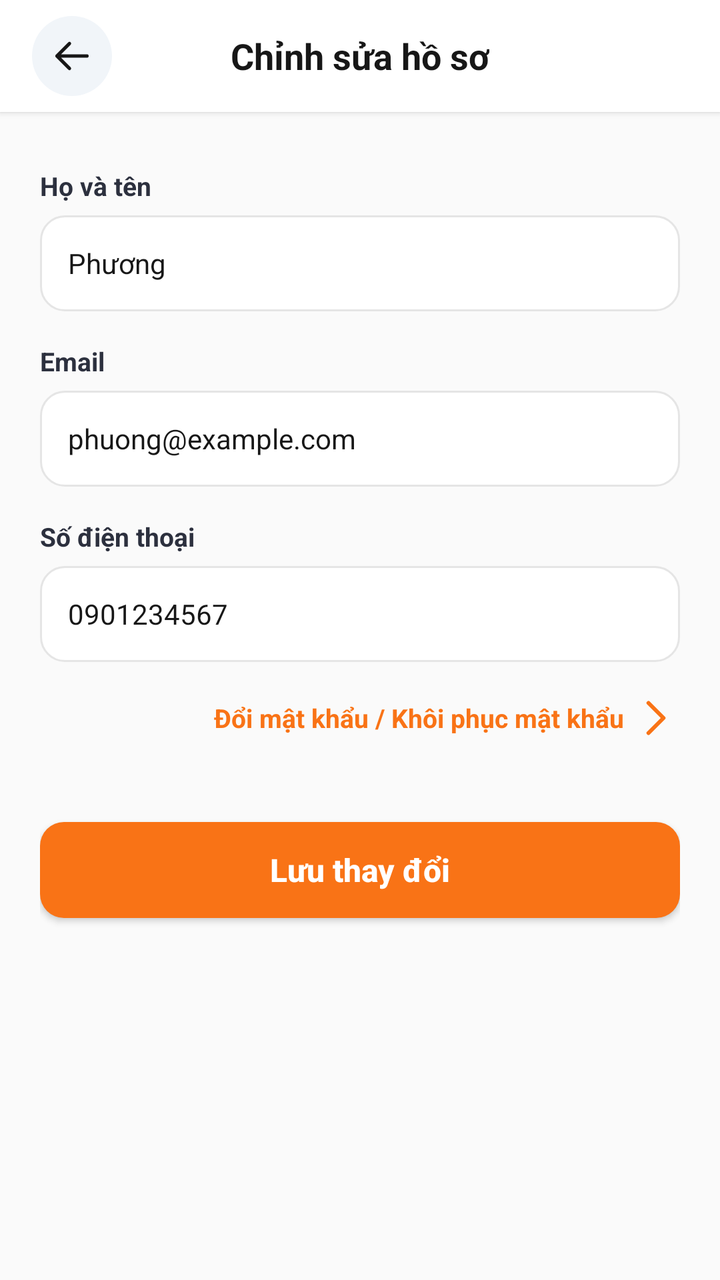
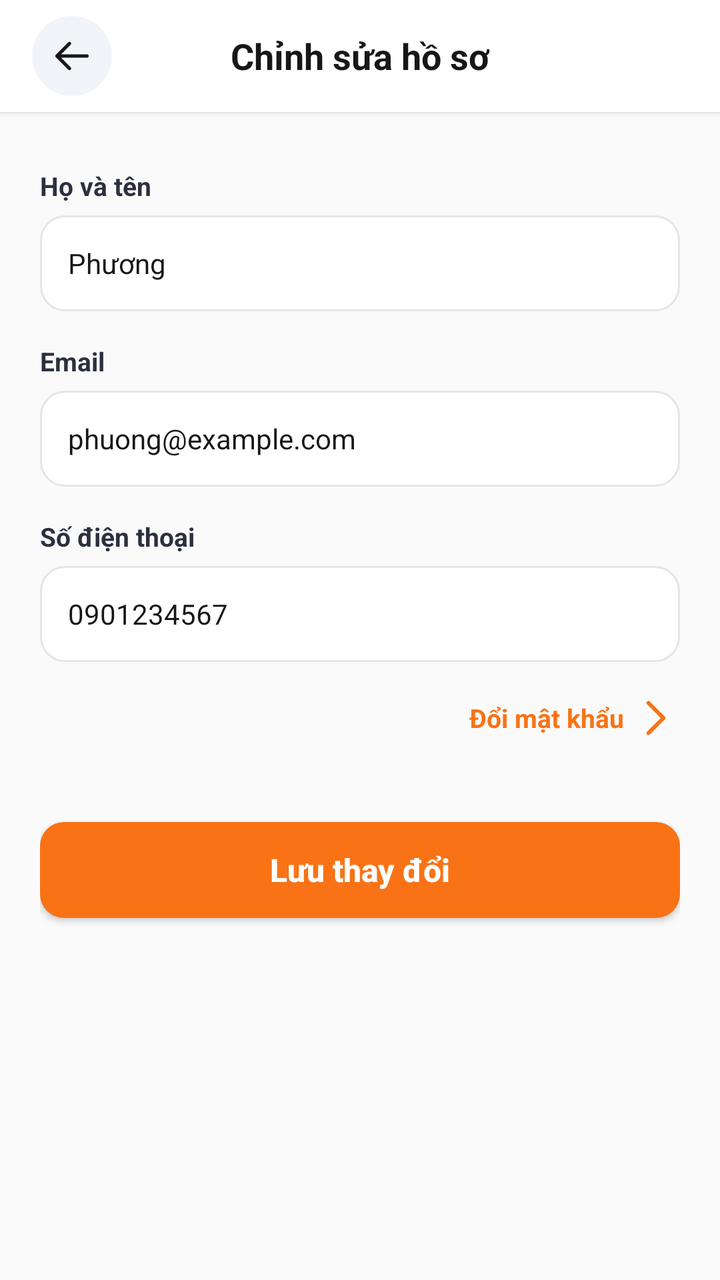

Screens rendered from an Android XML layout before and after an edit, with the pre-edit source and the edit as a unified diff.
<!-- AndroidManifest.xml: application theme Theme.Unieats -->
<!-- res/layout/activity_edit_profile.xml -->
<?xml version="1.0" encoding="utf-8"?>
<LinearLayout xmlns:android="http://schemas.android.com/apk/res/android"
    xmlns:app="http://schemas.android.com/apk/res-auto"
    xmlns:tools="http://schemas.android.com/tools"
    android:id="@+id/main"
    android:layout_width="match_parent"
    android:layout_height="match_parent"
    android:background="@color/canvas"
    android:orientation="vertical"
    tools:context=".activities.profiles.EditProfileActivity">

    
    <RelativeLayout
        android:layout_width="match_parent"
        android:layout_height="56dp"
        android:background="@color/neutral_0"
        android:elevation="2dp"
        android:paddingHorizontal="16dp">

        <ImageView
            android:id="@+id/tvBack"
            android:layout_width="40dp"
            android:layout_height="40dp"
            android:layout_alignParentStart="true"
            android:layout_centerVertical="true"
            android:background="@drawable/bg_circle_orange"
            android:backgroundTint="#F1F5F9"
            android:clickable="true"
            android:focusable="true"
            android:padding="10dp"
            android:src="@drawable/ic_arrow_left"
            app:tint="@color/neutral_900" />

        <TextView
            android:id="@+id/tvHeaderTitle"
            android:layout_width="wrap_content"
            android:layout_height="wrap_content"
            android:layout_centerInParent="true"
            android:text="Chỉnh sửa hồ sơ"
            android:textColor="@color/neutral_900"
            android:textSize="18sp"
            android:textStyle="bold" />
    </RelativeLayout>

    <ScrollView
        android:layout_width="match_parent"
        android:layout_height="match_parent"
        android:fillViewport="true">

        <LinearLayout
            android:layout_width="match_parent"
            android:layout_height="wrap_content"
            android:orientation="vertical"
            android:padding="20dp">

            
            <TextView
                android:layout_width="wrap_content"
                android:layout_height="wrap_content"
                android:layout_marginTop="8dp"
                android:layout_marginBottom="6dp"
                android:text="Họ và tên"
                android:textColor="@color/dark_700"
                android:textSize="13sp"
                android:textStyle="bold" />

            <EditText
                android:id="@+id/etName"
                android:layout_width="match_parent"
                android:layout_height="48dp"
                android:background="@drawable/bg_input_field"
                android:hint="Nhập họ tên"
                android:inputType="textPersonName"
                android:paddingHorizontal="14dp"
                android:singleLine="true"
                android:text="Phương"
                android:textColor="@color/neutral_900"
                android:textSize="14sp" />

            
            <TextView
                android:layout_width="wrap_content"
                android:layout_height="wrap_content"
                android:layout_marginTop="16dp"
                android:layout_marginBottom="6dp"
                android:text="Email"
                android:textColor="@color/dark_700"
                android:textSize="13sp"
                android:textStyle="bold" />

            <EditText
                android:id="@+id/etEmail"
                android:layout_width="match_parent"
                android:layout_height="48dp"
                android:background="@drawable/bg_input_field"
                android:hint="Nhập email"
                android:inputType="textEmailAddress"
                android:paddingHorizontal="14dp"
                android:singleLine="true"
                android:text="phuong@example.com"
                android:textColor="@color/neutral_900"
                android:textSize="14sp" />

            
            <TextView
                android:layout_width="wrap_content"
                android:layout_height="wrap_content"
                android:layout_marginTop="16dp"
                android:layout_marginBottom="6dp"
                android:text="Số điện thoại"
                android:textColor="@color/dark_700"
                android:textSize="13sp"
                android:textStyle="bold" />

            <EditText
                android:id="@+id/etPhone"
                android:layout_width="match_parent"
                android:layout_height="48dp"
                android:background="@drawable/bg_input_field"
                android:hint="Nhập số điện thoại"
                android:inputType="phone"
                android:paddingHorizontal="14dp"
                android:singleLine="true"
                android:text="0901234567"
                android:textColor="@color/neutral_900"
                android:textSize="14sp" />

            
            <TextView
                android:id="@+id/tvChangePassword"
                android:layout_width="wrap_content"
                android:layout_height="wrap_content"
                android:layout_gravity="end"
                android:layout_marginTop="16dp"
                android:layout_marginBottom="24dp"
                android:clickable="true"
                android:focusable="true"
                android:gravity="center_vertical"
                android:text="Đổi mật khẩu / Khôi phục mật khẩu"
                android:textColor="@color/orange_500"
                android:textSize="13sp"
                android:textStyle="bold"
                app:drawableEndCompat="@drawable/ic_chevron_right"
                app:drawableTint="@color/orange_500"
                android:drawablePadding="4dp" />

            
            <androidx.appcompat.widget.AppCompatButton
                android:id="@+id/btnSave"
                android:layout_width="match_parent"
                android:layout_height="48dp"
                android:layout_marginTop="16dp"
                android:background="@drawable/bg_button_orange"
                android:text="Lưu thay đổi"
                android:textAllCaps="false"
                android:textColor="@color/neutral_0"
                android:textSize="16sp"
                android:textStyle="bold" />

        </LinearLayout>
    </ScrollView>
</LinearLayout>
<!-- resources referenced by this layout -->
<resources>
  <color name="canvas">@color/neutral_50</color>
  <color name="dark_700">#2C303E</color>
  <color name="neutral_0">#FFFFFF</color>
  <color name="neutral_900">#171717</color>
  <color name="orange_500">#F97316</color>
  <!-- drawable bg_button_orange (drawable) -->
  <?xml version="1.0" encoding="utf-8"?>
  <shape xmlns:android="http://schemas.android.com/apk/res/android"
      android:shape="rectangle">
      <solid android:color="@color/orange_500" />
      <corners android:radius="12dp" />
  </shape>
  <!-- drawable bg_circle_orange (drawable) -->
  <?xml version="1.0" encoding="utf-8"?>
  <shape xmlns:android="http://schemas.android.com/apk/res/android"
      android:shape="oval">
      <solid android:color="@color/orange_500" />
  </shape>
  <!-- drawable bg_input_field (drawable) -->
  <?xml version="1.0" encoding="utf-8"?>
  <shape xmlns:android="http://schemas.android.com/apk/res/android"
      android:shape="rectangle">
      <solid android:color="@color/neutral_0" />
      <stroke
          android:width="1dp"
          android:color="@color/neutral_200" />
      <corners android:radius="12dp" />
  </shape>
  <!-- drawable ic_arrow_left (drawable) -->
  <vector xmlns:android="http://schemas.android.com/apk/res/android"
      android:width="24dp"
      android:height="24dp"
      android:viewportWidth="24"
      android:viewportHeight="24">
      <path
          android:strokeColor="#0F172A"
          android:strokeWidth="2.0"
          android:strokeLineCap="round"
          android:strokeLineJoin="round"
          android:pathData="M 10.5 19.5 L 3 12 M 3 12 L 10.5 4.5 M 3 12 H 21" />
  </vector>
  <!-- drawable ic_chevron_right (drawable) -->
  <vector xmlns:android="http://schemas.android.com/apk/res/android"
      android:width="24dp"
      android:height="24dp"
      android:viewportWidth="24"
      android:viewportHeight="24">
      <path
          android:strokeColor="#64748B"
          android:strokeWidth="2.0"
          android:strokeLineCap="round"
          android:strokeLineJoin="round"
          android:pathData="M 8.25 4.5 L 15.75 12 L 8.25 19.5" />
  </vector>
  <style name="Theme.Unieats" parent="Base.Theme.UniEats" />
  <color name="neutral_50">#FAFAFA</color>
  <color name="neutral_200">#E5E5E5</color>
  <style name="Base.Theme.UniEats" parent="Theme.Material3.DayNight.NoActionBar">
          
      </style>
</resources>

<!-- the commit's change to res/layout/activity_edit_profile.xml (unified diff, before → after) -->
@@ -136,7 +136,7 @@
                 android:clickable="true"
                 android:focusable="true"
                 android:gravity="center_vertical"
-                android:text="Đổi mật khẩu / Khôi phục mật khẩu"
+                android:text="Đổi mật khẩu"
                 android:textColor="@color/orange_500"
                 android:textSize="13sp"
                 android:textStyle="bold"
